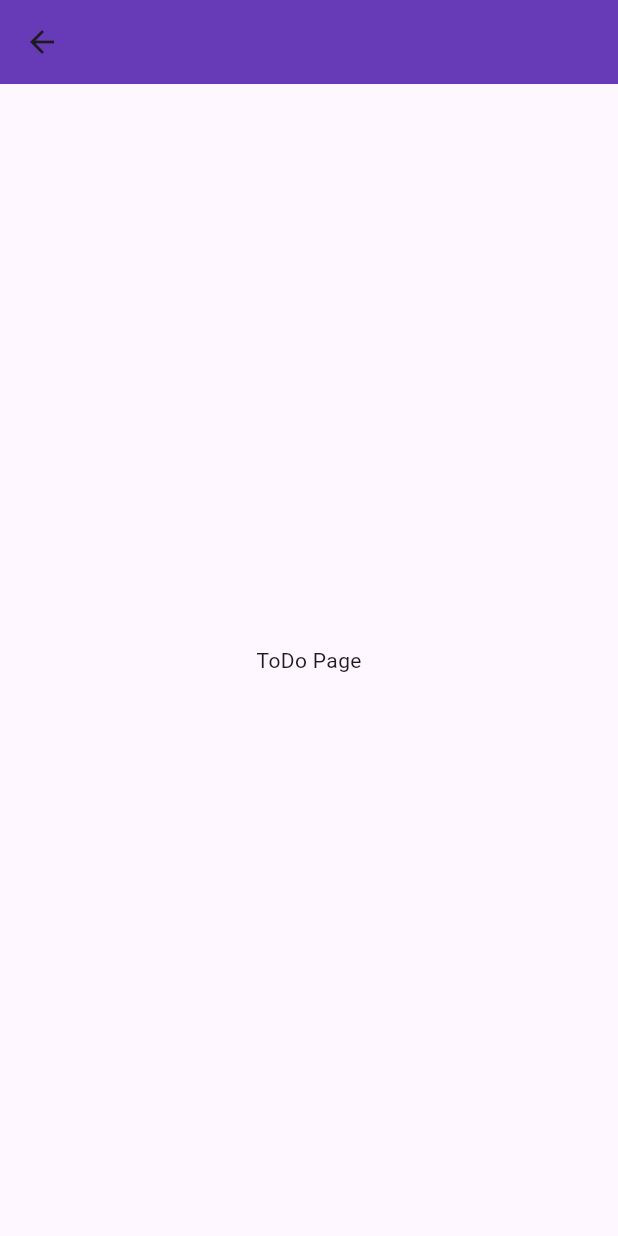
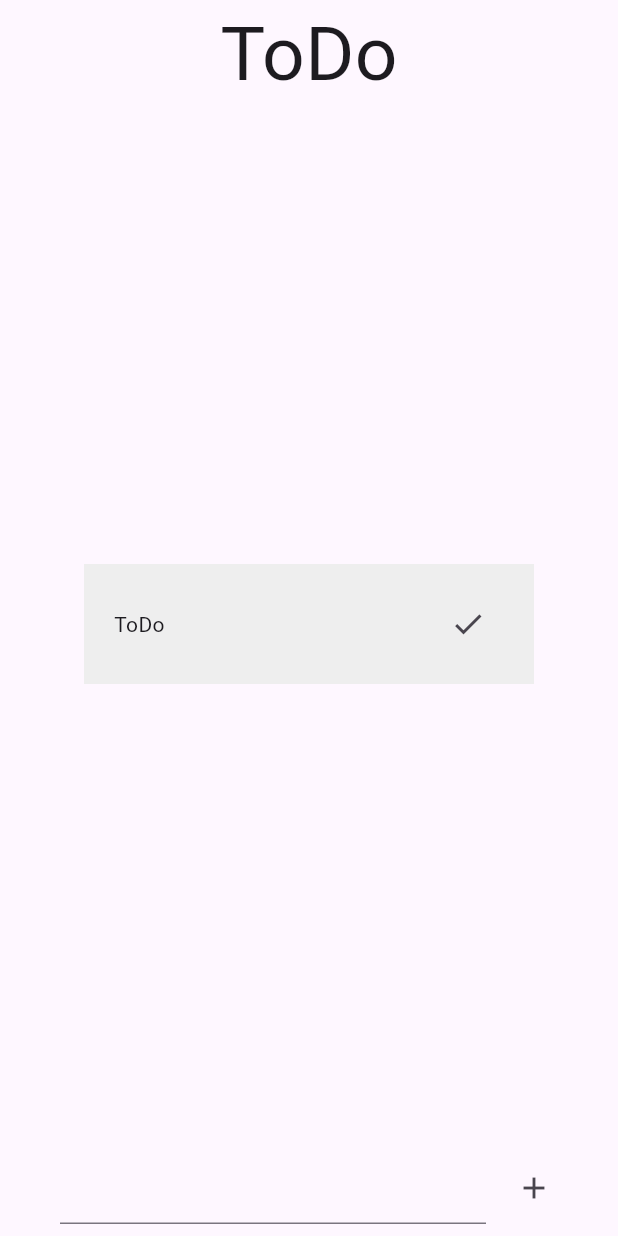
Before and after one commit to Pathum-Vimukthi/ToDo_App, a Flutter app: the ToDoPage screen opened directly, on a phone screen of 412 x 824 dp. Run offline on Flutter 3.47's test engine with Material 3 defaults, Android fonts, the phone set to English and light mode, and no system bars.

```diff
--- a/lib/main.dart
+++ b/lib/main.dart
@@ -1,5 +1,5 @@
 import 'package:flutter/material.dart';
-import 'package:sample_app/screen/home_page.dart';
+import 'package:sample_app/screen/todo_page.dart';
 
 void main() {
   runApp(const MyApp());
@@ -16,7 +16,7 @@ class MyApp extends StatelessWidget {
         colorScheme: ColorScheme.fromSeed(seedColor: Colors.deepPurple),
         useMaterial3: true,
       ),
-      home: const HomePage(),
+      home: const ToDoPage(),
     );
   }
 }
--- a/lib/screen/todo_page.dart
+++ b/lib/screen/todo_page.dart
@@ -7,15 +7,68 @@ class ToDoPage extends StatefulWidget {
   State<ToDoPage> createState() => _ToDoPageState();
 }
 
+TextEditingController todo = TextEditingController();
+List<String> todos = [];
+
 class _ToDoPageState extends State<ToDoPage> {
   @override
   Widget build(BuildContext context) {
     return Scaffold(
-      appBar: AppBar(
-        backgroundColor: Colors.deepPurple,
-      ),
-      body: const Center(
-        child: Text('ToDo Page'),
+      body: Center(
+        child: SafeArea(
+          child: Column(
+            mainAxisAlignment: MainAxisAlignment.spaceBetween,
+            children: [
+              const Text('ToDo', style: TextStyle(fontSize: 50)),
+              const SizedBox(height: 20),
+              Column(
+                children: [
+                  Container(
+                    padding: const EdgeInsets.all(20),
+                    width: 300,
+                    height: 80,
+                    color: Colors.grey.shade200,
+                    child: Row(
+                      mainAxisAlignment: MainAxisAlignment.spaceBetween,
+                      children: [
+                        const Text("ToDo"),
+                        IconButton(
+                          onPressed: () {},
+                          icon: const Icon(Icons.check),
+                        ),
+                      ],
+                    ),
+                  ),
+                ],
+              ),
+              const SizedBox(height: 20),
+              Row(
+                mainAxisAlignment: MainAxisAlignment.center,
+                children: [
+                  SizedBox(
+                    width: 300,
+                    child: Padding(
+                      padding: const EdgeInsets.all(8.0),
+                      child: TextField(
+                        controller: todo,
+                      ),
+                    ),
+                  ),
+                  IconButton(
+                    onPressed: () {
+                      if (todo.text.isNotEmpty) {
+                        todos.add(todo.text);
+                        todo.clear();
+                        print(todos);
+                      }
+                    },
+                    icon: const Icon(Icons.add),
+                  ),
+                ],
+              ),
+            ],
+          ),
+        ),
       ),
     );
   }
--- a/pubspec.yaml
+++ b/pubspec.yaml
@@ -35,6 +35,7 @@ dependencies:
   # The following adds the Cupertino Icons font to your application.
   # Use with the CupertinoIcons class for iOS style icons.
   cupertino_icons: ^1.0.2
+  responsive_sizer: ^3.2.0
 
 dev_dependencies:
   flutter_test:
```
Also changed, not shown: pubspec.lock.
